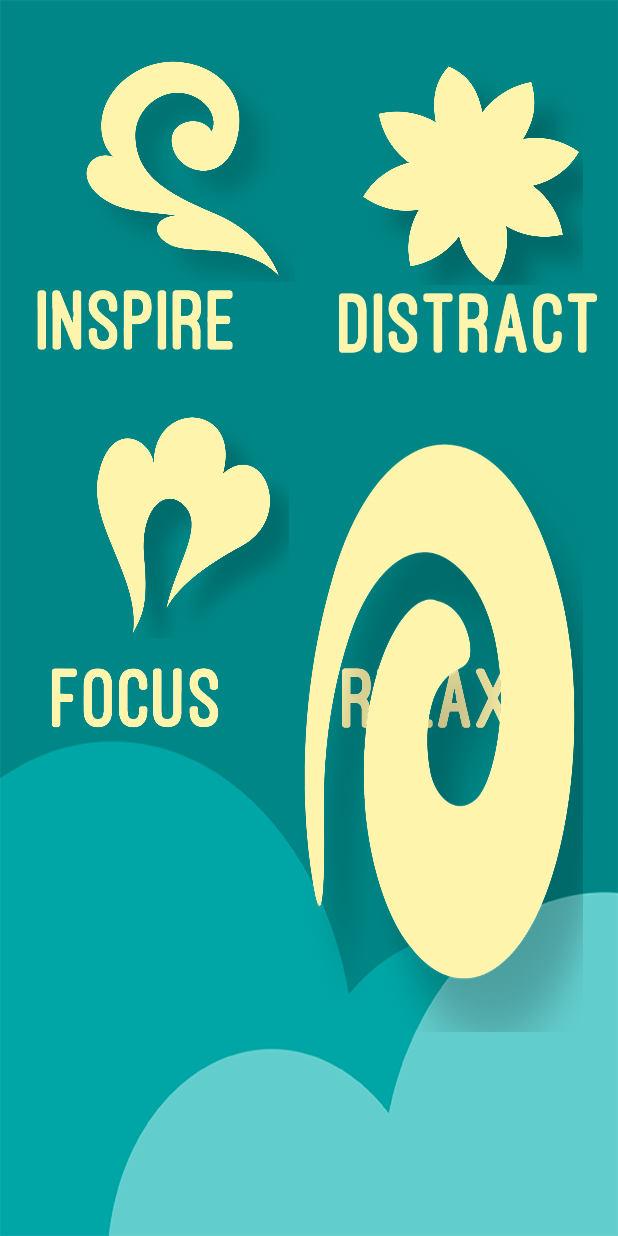
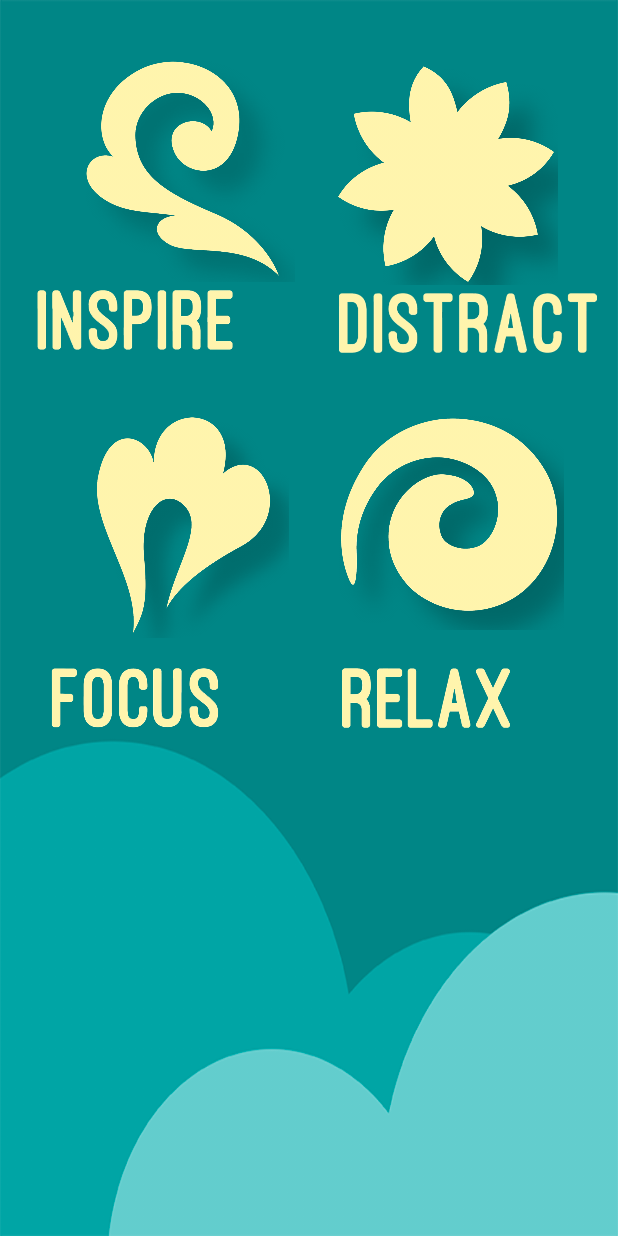
Before and after one commit to DanielCamaja/BeCalm, an Android app: the Main2Activity screen opened directly, with no data from a screen before it, on a phone screen of 412 x 824 dp. Run offline under Robolectric (Android 15) with nearby library versions, the phone set to English and light mode, and no system bars.

Commit message:
cambios en los nombres de las activitys, y mejoras el el movimiento de los botones
Signed-off-by: DanielCamaja <dcamajaig@gmail.com>

```diff
--- a/app/src/main/java/becalm/com/becalm/Main4Activity.java
+++ b/app/src/main/java/becalm/com/becalm/DistractActivity.java
@@ -1,27 +1,22 @@
 package becalm.com.becalm;
 
-import android.annotation.SuppressLint;
 import android.content.Intent;
 import android.content.SharedPreferences;
-import android.graphics.Color;
 import android.graphics.Point;
 import android.media.MediaPlayer;
 import android.os.AsyncTask;
 import android.os.Bundle;
 import android.view.Display;
-import android.view.LayoutInflater;
 import android.view.View;
 import android.widget.Button;
-import android.widget.RelativeLayout;
 import android.widget.TextView;
 import android.widget.Toast;
 
 import java.util.Random;
 
 import androidx.appcompat.app.AppCompatActivity;
-import androidx.recyclerview.widget.RecyclerView;
 
-public class Main4Activity extends AppCompatActivity {
+public class DistractActivity extends AppCompatActivity {
 
     private Button btn_color,btn_color1,btn_color2,btn_color3,btn_color4,btn_color5,btn_color6,btn_color7,btn_color8,btn_color10,btn_color11,btn_color12,btn_color9;
     MediaPlayer mp,mp2;
@@ -36,7 +31,7 @@ public class Main4Activity extends AppCompatActivity {
     @Override
     protected void onCreate(Bundle savedInstanceState) {
         super.onCreate(savedInstanceState);
-        setContentView(R.layout.activity_main4);
+        setContentView(R.layout.activity_distract);
         time time = new time();
         time.execute();
 
@@ -217,7 +212,7 @@ public class Main4Activity extends AppCompatActivity {
         editor.putInt("lastScore", score);
         editor.apply();
 
-        Intent intent = new Intent(Main4Activity.this, Main7Activity.class);
+        Intent intent = new Intent(DistractActivity.this, Main7Activity.class);
         startActivity(intent);
 
         Toast.makeText(this, "Try Again", Toast.LENGTH_SHORT).show();
@@ -311,7 +306,7 @@ public class Main4Activity extends AppCompatActivity {
 
         @Override
         protected Boolean doInBackground(Void... voids) {
-            for (int i=1; i<3;i++)
+            for (int i=1; i<2;i++)
             {
                 hilo();
             }
--- a/app/src/main/java/becalm/com/becalm/Main3Activity.java
+++ b/app/src/main/java/becalm/com/becalm/InspireActivity.java
@@ -17,9 +17,9 @@ import java.util.List;
 
 import androidx.fragment.app.FragmentActivity;
 
-public class Main3Activity extends FragmentActivity {
+public class InspireActivity extends FragmentActivity {
 
-    private static final String TAG = Main3Activity.class.getSimpleName();
+    private static final String TAG = InspireActivity.class.getSimpleName();
 
     private static final String CLIENT_ID = "d8ac6bd313874183a554518bd511866f";
     private static final String REDIRECT_URI = "combecalm://callback";
@@ -46,7 +46,7 @@ public class Main3Activity extends FragmentActivity {
     @Override
     protected void onCreate(final Bundle savedInstanceState) {
         super.onCreate(savedInstanceState);
-        setContentView(R.layout.activity_main3);
+        setContentView(R.layout.activity_inspire);
 
         mConnect = findViewById(R.id.authorize);
         mConnect.setOnClickListener(new View.OnClickListener() {
--- a/app/src/main/java/becalm/com/becalm/Main2Activity.java
+++ b/app/src/main/java/becalm/com/becalm/Main2Activity.java
@@ -22,7 +22,7 @@ public class Main2Activity extends AppCompatActivity {
     @Override
     protected void onCreate(Bundle savedInstanceState) {
         super.onCreate(savedInstanceState);
-        setContentView(R.layout.activity_main2);
+        setContentView(R.layout.menu_principal);
 
         btn1 = (Button) findViewById(R.id.inspire);
         btn2 = (Button) findViewById(R.id.distrac);
--- a/app/src/main/java/becalm/com/becalm/Main7Activity.java
+++ b/app/src/main/java/becalm/com/becalm/Main7Activity.java
@@ -33,7 +33,7 @@ public class Main7Activity extends AppCompatActivity {
     @Override
     public void onBackPressed() {
         super.onBackPressed();
-        Intent intent = new Intent(Main7Activity.this, Main4Activity.class);
+        Intent intent = new Intent(Main7Activity.this, DistractActivity.class);
         startActivity(intent);
         finish();
     }
--- a/app/src/main/java/becalm/com/becalm/MainActivity.java
+++ b/app/src/main/java/becalm/com/becalm/MainActivity.java
@@ -2,13 +2,9 @@ package becalm.com.becalm;
 
 import android.os.Bundle;
 import android.content.Intent;
-import android.graphics.Typeface;
 import android.media.MediaPlayer;
-import android.os.Bundle;
 import android.view.View;
 import android.widget.Button;
-import android.widget.TextView;
-import android.widget.Toast;
 
 import androidx.appcompat.app.AppCompatActivity;
 import com.crashlytics.android.Crashlytics;
@@ -25,7 +21,7 @@ public class MainActivity extends AppCompatActivity {
     protected void onCreate(Bundle savedInstanceState) {
         super.onCreate(savedInstanceState);
         Fabric.with(this, new Crashlytics(), new CrashlyticsNdk());
-        setContentView(R.layout.activity_main);
+        setContentView(R.layout.ngreso0);
 
 
         btn = (Button) findViewById(R.id.btn);
--- a/app/src/main/java/becalm/com/becalm/Main6Activity.java
+++ b/app/src/main/java/becalm/com/becalm/RelaxActivity.java
@@ -12,7 +12,7 @@ import becalm.com.becalm.fragment.MediumStress;
 import becalm.com.becalm.fragment.UnderStress;
 import becalm.com.becalm.fragment.Stress;
 
-public class Main6Activity extends AppCompatActivity {
+public class RelaxActivity extends AppCompatActivity {
 
 
     private TabLayout tabb1;
@@ -22,7 +22,7 @@ public class Main6Activity extends AppCompatActivity {
     @Override
     protected void onCreate(Bundle savedInstanceState) {
         super.onCreate(savedInstanceState);
-        setContentView(R.layout.activity_main6);
+        setContentView(R.layout.activity_relax);
 
 
         tabb1 = (TabLayout) findViewById(R.id.tab1id);
--- a/app/src/main/java/becalm/com/becalm/intermedial/IntermedioFocus.java
+++ b/app/src/main/java/becalm/com/becalm/intermedial/IntermedioFocus.java
@@ -6,7 +6,7 @@ import android.view.View;
 import android.widget.Button;
 
 import androidx.appcompat.app.AppCompatActivity;
-import becalm.com.becalm.Main5Activity;
+import becalm.com.becalm.FocusActivity;
 import becalm.com.becalm.R;
 
 public class IntermedioFocus extends AppCompatActivity {
@@ -23,7 +23,7 @@ public class IntermedioFocus extends AppCompatActivity {
         botonfocus.setOnClickListener(new View.OnClickListener() {
             @Override
             public void onClick(View v) {
-                Intent intent = new Intent(IntermedioFocus.this,Main5Activity.class);
+                Intent intent = new Intent(IntermedioFocus.this, FocusActivity.class);
                 startActivity(intent);
                 finish();
             }
--- a/app/src/main/java/becalm/com/becalm/intermedial/IntermedioRelax.java
+++ b/app/src/main/java/becalm/com/becalm/intermedial/IntermedioRelax.java
@@ -6,7 +6,7 @@ import android.view.View;
 import android.widget.Button;
 
 import androidx.appcompat.app.AppCompatActivity;
-import becalm.com.becalm.Main6Activity;
+import becalm.com.becalm.RelaxActivity;
 import becalm.com.becalm.R;
 
 public class IntermedioRelax extends AppCompatActivity {
@@ -21,7 +21,7 @@ public class IntermedioRelax extends AppCompatActivity {
         btnrelax.setOnClickListener(new View.OnClickListener() {
             @Override
             public void onClick(View v) {
-                Intent intent = new Intent(IntermedioRelax.this, Main6Activity.class);
+                Intent intent = new Intent(IntermedioRelax.this, RelaxActivity.class);
                 startActivity(intent);
             }
         });
--- a/app/src/main/java/becalm/com/becalm/intermedial/intermedio.java
+++ b/app/src/main/java/becalm/com/becalm/intermedial/intermedio.java
@@ -8,7 +8,7 @@ import android.widget.MediaController;
 import android.widget.VideoView;
 
 import androidx.appcompat.app.AppCompatActivity;
-import becalm.com.becalm.Main3Activity;
+import becalm.com.becalm.InspireActivity;
 import becalm.com.becalm.R;
 
 public class intermedio extends AppCompatActivity {
@@ -21,14 +21,14 @@ public class intermedio extends AppCompatActivity {
     @Override
     protected void onCreate(Bundle savedInstanceState) {
         super.onCreate(savedInstanceState);
-        setContentView(R.layout.activity_intermedio);
+        setContentView(R.layout.activity_intermedio_inspire);
 
 
         btnir = (Button) findViewById(R.id.intermedialboton);
         btnir.setOnClickListener(new View.OnClickListener() {
             @Override
             public void onClick(View v) {
-                Intent intent = new Intent(intermedio.this, Main3Activity.class);
+                Intent intent = new Intent(intermedio.this, InspireActivity.class);
                 startActivity(intent);
             }
         });
--- a/app/src/main/java/becalm/com/becalm/intermedial/intermedio_distract.java
+++ b/app/src/main/java/becalm/com/becalm/intermedial/intermedio_distract.java
@@ -6,7 +6,7 @@ import android.view.View;
 import android.widget.Button;
 
 import androidx.appcompat.app.AppCompatActivity;
-import becalm.com.becalm.Main4Activity;
+import becalm.com.becalm.DistractActivity;
 import becalm.com.becalm.R;
 
 public class intermedio_distract extends AppCompatActivity {
@@ -22,7 +22,7 @@ public class intermedio_distract extends AppCompatActivity {
         boton.setOnClickListener(new View.OnClickListener() {
             @Override
             public void onClick(View v) {
-                Intent intent = new Intent(intermedio_distract.this,Main4Activity.class);
+                Intent intent = new Intent(intermedio_distract.this, DistractActivity.class);
                 startActivity(intent);
             }
         });
--- a/app/src/main/res/layout/activity_main4.xml
+++ b/app/src/main/res/layout/activity_distract.xml
@@ -7,7 +7,7 @@
     android:id="@+id/verscore"
     android:layout_width="match_parent"
     android:layout_height="match_parent"
-    tools:context=".Main4Activity">
+    tools:context=".DistractActivity">
 
     <TextView
         android:id="@+id/textscore"
--- a/app/src/main/res/layout/activity_main5.xml
+++ b/app/src/main/res/layout/activity_focus.xml
@@ -5,7 +5,7 @@
     android:layout_height="match_parent"
     android:padding="16dp"
     android:orientation="vertical"
-    tools:context=".Main5Activity">
+    tools:context=".FocusActivity">
 
 
     <LinearLayout
--- a/app/src/main/res/layout/activity_main6.xml
+++ b/app/src/main/res/layout/activity_relax.xml
@@ -6,7 +6,7 @@
     android:layout_width="match_parent"
     android:layout_height="match_parent"
     android:padding="2dp"
-    tools:context=".Main6Activity">
+    tools:context=".RelaxActivity">
 
     <ImageView
         android:layout_width="wrap_content"
--- a/app/src/main/res/layout/activity_main2.xml
+++ b/app/src/main/res/layout/menu_principal.xml
@@ -38,7 +38,7 @@
         android:layout_alignParentTop="true"
         android:layout_alignParentEnd="true"
         android:layout_marginTop="40dp"
-        android:layout_marginEnd="23dp"
+        android:layout_marginEnd="40dp"
         android:background="@drawable/btn_distract" />
 
     <Button
@@ -53,16 +53,12 @@
 
     <Button
         android:id="@+id/relax"
-        android:layout_width="160dp"
-        android:layout_height="160dp"
-        android:layout_alignParentStart="true"
+        android:layout_width="150dp"
+        android:layout_height="150dp"
         android:layout_alignParentTop="true"
         android:layout_alignParentEnd="true"
-        android:layout_alignParentBottom="true"
-        android:layout_marginStart="201dp"
-        android:layout_marginTop="271dp"
-        android:layout_marginEnd="23dp"
-        android:layout_marginBottom="136dp"
+        android:layout_marginTop="270dp"
+        android:layout_marginEnd="36dp"
         android:background="@drawable/btn_relax" />
 
     <ImageView
--- a/app/src/main/res/layout/activity_main.xml
+++ b/app/src/main/res/layout/ngreso0.xml
@@ -7,6 +7,7 @@
     android:layout_width="match_parent"
     android:layout_height="match_parent"
     tools:context=".MainActivity">
+
 
     <ImageView
         android:layout_width="150dp"
```
Also changed, not shown: app/build.gradle (+5 -2 lines), app/src/main/AndroidManifest.xml (+4 -4 lines), app/src/main/java/becalm/com/becalm/FocusActivity.java (renamed from app/src/main/java/becalm/com/becalm/Main5Activity.java, +3 -9 lines), app/src/main/res/layout/activity_inspire.xml (renamed from app/src/main/res/layout/activity_main3.xml), app/src/main/res/layout/activity_intermedio_inspire.xml (renamed from app/src/main/res/layout/activity_intermedio.xml).
